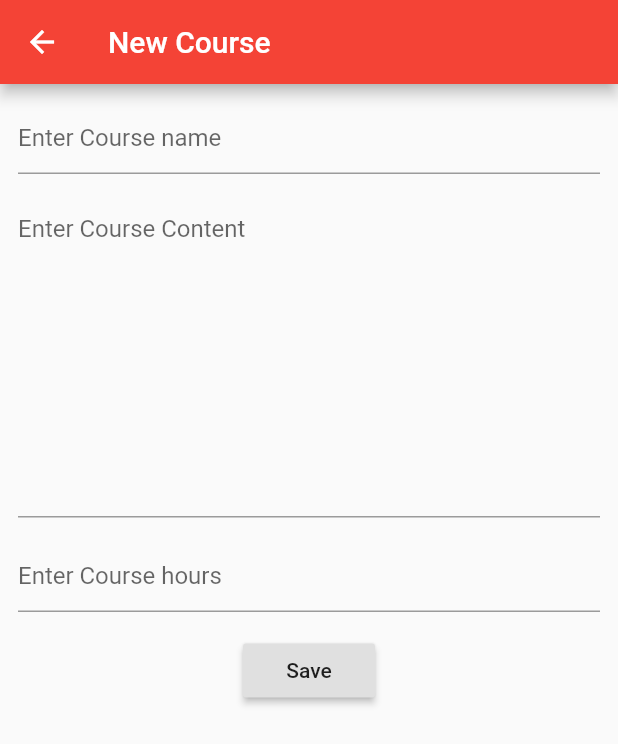
After one commit to uchidaITSP/test_app, a Flutter app: the Investigate screen opened directly, after a tap on the "add" icon, on a phone screen of 412 x 824 dp. The commit adds this screen. Shown: the top 744 px of the screen. Run offline on Flutter 3.47's test engine with Material 2 defaults, Android fonts, the phone set to English and light mode, and no system bars; our stand-ins replace shared_preferences, sqflite; accounts and stored records are empty.

Commit message:
コミット

```diff
--- /dev/null
+++ b/lib/dbhelper.dart
@@ -0,0 +1,50 @@
+import 'package:test_app/model/course.dart';
+import 'package:path/path.dart';
+import 'package:sqflite/sqflite.dart';
+
+class DbHelper{
+  static final DbHelper _instance = DbHelper.internal();
+  factory DbHelper() => _instance;
+
+  DbHelper.internal();
+  static Database _db;
+
+  Future<Database> createDatabase() async{
+    if(_db != null){
+      return _db;
+    }
+    //define the path to the database
+    String path = join(await getDatabasesPath(), 'school.db');
+    _db = await openDatabase(path,version: 2, onCreate: (Database db, int v){
+      //create tables
+      db.execute('create table courses(id integer primary key autoincrement, name varchar(50), content varchar(255), hours integer)');
+
+    },onUpgrade: (Database db, int oldV, int newV) async{
+//      if(oldV < newV) {
+//        await db.execute("alter table courses add column level varchar(50) ");
+//      }
+    });
+    return _db;
+  }
+  Future<int> createCourse(Course course) async{
+    Database db = await createDatabase();
+    //db.rawInsert('insert into courses value')
+    return db.insert('courses', course.toMap());
+  }
+
+  //自作追加内容
+  Future<List> allCourses() async{
+    Database db = await createDatabase();
+    db.rawQuery('select * from courses');
+    return db.query('courses');
+  }
+
+  Future<int> delete(int id) async{
+    Database db = await createDatabase();
+    return db.delete('courses', where: 'id = ?', whereArgs: [id]);
+  }
+  Future<int> courseUpdate(Course course) async{
+    Database db = await createDatabase();
+    return await db.update('courses', course.toMap(),where: 'id = ?', whereArgs: [course.id]);
+  }
+}
--- /dev/null
+++ b/lib/model/course.dart
@@ -0,0 +1,23 @@
+class Course{
+  int _id;
+  String _name, _content;
+  int _hours;
+
+  Course(dynamic obj){
+    _id = obj['id'];
+    _name = obj['name'];
+    _content = obj['content'];
+    _hours = obj['hours'];
+  }
+  Course.fromMap(Map<String, dynamic> data){
+    _id = data['id'];
+    _name = data['name'];
+    _content = data['content'];
+    _hours = data['hours'];
+  }
+  Map<String, dynamic> toMap() => {'id' : _id, 'name': _name,'content' : _content,'hours':_hours};
+  int get id => _id;
+  String get name => _name;
+  String get content => _content;
+  int get hours => _hours;
+}
--- /dev/null
+++ b/lib/pages/coursedetails.dart
@@ -0,0 +1,25 @@
+import 'package:test_app/model/course.dart';
+import 'package:flutter/material.dart';
+class CourseDetails extends StatelessWidget {
+  Course course;
+  CourseDetails(this.course);
+
+  @override
+  Widget build(BuildContext context) {
+    return Scaffold(
+      appBar: AppBar(title: Text('Course Details'),),
+      body: Padding(
+        padding: const EdgeInsets.all(12.0),
+        child: Column(
+          children: <Widget>[
+            Text(course.name, style: Theme.of(context).textTheme.headline,),
+            SizedBox(height: 20,),
+            Text(course.content, style: Theme.of(context).textTheme.body1,),
+            SizedBox(height: 20,),
+//            Text('${course.hours}', style: Theme.of(context).textTheme.body2,),
+          ],
+        ),
+      ),
+    );
+  }
+}
--- /dev/null
+++ b/lib/pages/newcourse.dart
@@ -0,0 +1,77 @@
+import 'package:test_app/dbhelper.dart';
+import 'package:test_app/model/course.dart';
+import 'package:flutter/material.dart';
+
+class NewCourse extends StatefulWidget {
+  @override
+  _NewCourseState createState() => _NewCourseState();
+}
+
+class _NewCourseState extends State<NewCourse> {
+  String name, content;
+  int hours;
+  DbHelper helper;
+  @override
+  void initState() {
+    super.initState();
+    helper = DbHelper();
+  }
+  @override
+  Widget build(BuildContext context) {
+    return Scaffold(
+      appBar: AppBar(title: Text('New Course'),),
+      body: Padding(
+        padding: const EdgeInsets.all(12.0),
+        child: Form(
+          child: Column(
+            children: <Widget>[
+              TextFormField(
+                decoration: InputDecoration(
+                    hintText: 'Enter Course name'
+                ),
+                onChanged: (value){
+                  setState(() {
+                    name = value;
+                  });
+                },
+              ),
+              SizedBox(height: 15,),
+              TextFormField(
+                maxLines: 10,
+                decoration: InputDecoration(
+                    hintText: 'Enter Course Content'
+                ),
+                onChanged: (value){
+                  setState(() {
+                    content = value;
+                  });
+                },
+              ),
+              SizedBox(height: 15,),
+              TextFormField(
+                keyboardType: TextInputType.number,
+                decoration: InputDecoration(
+                    hintText: 'Enter Course hours'
+                ),
+                onChanged: (value){
+                  setState(() {
+                    hours = int.parse(value);
+                  });
+                },
+              ),
+              SizedBox(height: 15,),
+              RaisedButton(
+                child: Text('Save'),
+                onPressed: () async{
+                  var course = Course({'name':name,'content':content,'hours':hours});
+                  int id = await helper.createCourse(course);
+                  print('course id is $id');
+                },
+              )
+            ],
+          ),
+        ),
+      ),
+    );
+  }
+}
--- a/lib/routes/Investigate_route.dart
+++ b/lib/routes/Investigate_route.dart
@@ -1,14 +1,154 @@
+//import 'package:flutter/material.dart';
+//
+//class Investigate extends StatelessWidget { // <- (※1)
+//  @override
+//  Widget build(BuildContext context) {
+//    return Scaffold(
+//      appBar: AppBar(
+//        title: Text("調べる"), // <- (※2)
+//      ),
+//      body: Center(child: Text("調べる") // <- (※3)
+//      ),
+//    );
+//  }
+//}
+
+import 'package:test_app/dbhelper.dart';
+import 'package:test_app/model/course.dart';
+import 'package:test_app/pages/newcourse.dart';
+import 'package:flutter/cupertino.dart';
 import 'package:flutter/material.dart';
+import 'package:test_app/pages/courseupdate.dart';
 
-class Investigate extends StatelessWidget { // <- (※1)
+import '../dbhelper.dart';
+import 'package:test_app/pages/coursedetails.dart';
+
+class Investigate extends StatefulWidget {
+  @override
+  _HomeState createState() => _HomeState();
+}
+
+class _HomeState extends State<Investigate> {
+  DbHelper helper;
+  List allCourses = List();
+  List items = List();
+  TextEditingController teSearch = TextEditingController();
+
+  @override
+  void initState() {
+    super.initState();
+    helper = DbHelper();
+    helper.allCourses().then((courses){
+      setState(() {
+        allCourses = courses;
+        items = allCourses;
+      });
+    });
+  }
+
+  void filterSearch(String query) async{
+    var dummySearchList = allCourses;
+    if(query.isNotEmpty){
+      var dummyListData = List();
+      dummySearchList.forEach((item){
+        var course = Course.fromMap(item);
+        if(course.name.toLowerCase().contains(query.toLowerCase())){
+          dummyListData.add(item);
+        }
+      });
+      setState(() {
+        items = [];
+        items.addAll(dummyListData);
+      });
+      return;
+    }else{
+      setState(() {
+        items = [];
+        items = allCourses;
+      });
+    }
+  }
+
   @override
   Widget build(BuildContext context) {
     return Scaffold(
-      appBar: AppBar(
-        title: Text("調べる"), // <- (※2)
-      ),
-      body: Center(child: Text("調べる") // <- (※3)
-      ),
+        appBar: AppBar(
+          title: Text('検索'),
+          actions: <Widget>[
+            IconButton(
+              icon: Icon(Icons.add),
+              onPressed: () => Navigator.of(context).push(MaterialPageRoute(builder: (context)=>NewCourse())),
+            )
+          ],
+        ),
+        body: Column(
+          children: <Widget>[
+
+            TextField(
+              onChanged: (value){
+
+                setState(() {
+                  filterSearch(value);
+                });
+              },
+
+              controller: teSearch,
+              decoration: InputDecoration(
+                  labelText: '',
+                  hintText: 'Search...',
+                  prefixIcon: Icon(Icons.search),
+                  border: OutlineInputBorder(
+                    borderRadius: BorderRadius.all(Radius.circular(25),),
+                  )
+              ),
+
+            ),
+            Expanded(
+              child: ListView.builder(
+                  itemCount: items.length,
+                  itemBuilder: (context, i){
+                    Course course = Course.fromMap(items[i]);
+                    return Card(
+                      margin: EdgeInsets.all(8),
+                      child: ListTile(
+
+//                      title: Text('${course.name} - ${course.hours} hours - ${course.level}'),
+//                      subtitle: Text(course.content.substring(0,0)),
+
+                        title: Text('${course.name} '),
+//                        subtitle: Text(course.content),
+
+
+                        trailing:Column(
+                          children: <Widget>[
+//                            Expanded(
+//                              child: IconButton(icon: Icon(Icons.delete, color: Colors.red,),onPressed: (){
+//                                setState(() {
+//                                  helper.delete(course.id);
+//                                });
+//                              },),
+//                            ),
+//                          Expanded(
+//                            child: IconButton(icon: Icon(Icons.edit, color: Colors.green,),onPressed: (){
+//                              Navigator.of(context).push(MaterialPageRoute(builder: (context)=>CourseUpdate(course)));
+//                            },),
+//
+//                          ),
+                          ],
+                        ),
+                        onTap: (){
+                          Navigator.of(context).push(MaterialPageRoute(
+                              builder: (context)=>CourseDetails(course)));
+                        },
+                      ),
+                    );
+                  }
+              ),
+            ),
+
+          ],
+
+        )
     );
   }
 }
--- a/lib/routes/home_route.dart
+++ b/lib/routes/home_route.dart
@@ -40,6 +40,7 @@ class Home extends StatelessWidget { // <- (※1)
     );
   }
 }
+
 class _topArea extends StatelessWidget {
   @override
   Widget build(BuildContext context) {
--- a/lib/screen/login_screen.dart
+++ b/lib/screen/login_screen.dart
@@ -126,9 +126,9 @@ class _LoginPageState extends State<LoginPage> implements LoginCallBack {
         break;
       case LoginStatus.signIn:
 //        変更コード（とりあえず繋げただけ）
-//        return MyApp();
+        return MyApp();
 //        元コード
-        return HomeScreen(signOut);
+//        return HomeScreen(signOut);
         break;
     }
   }
```
Also changed, not shown: lib/pages/courseupdate.dart (added, +59 -0 lines), lib/pages/home.dart (added, +202 -0 lines).
